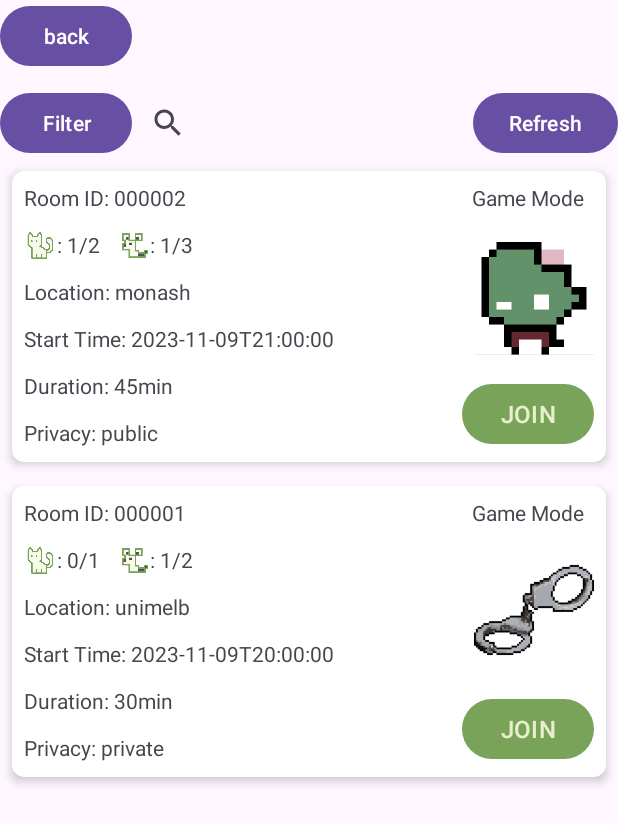
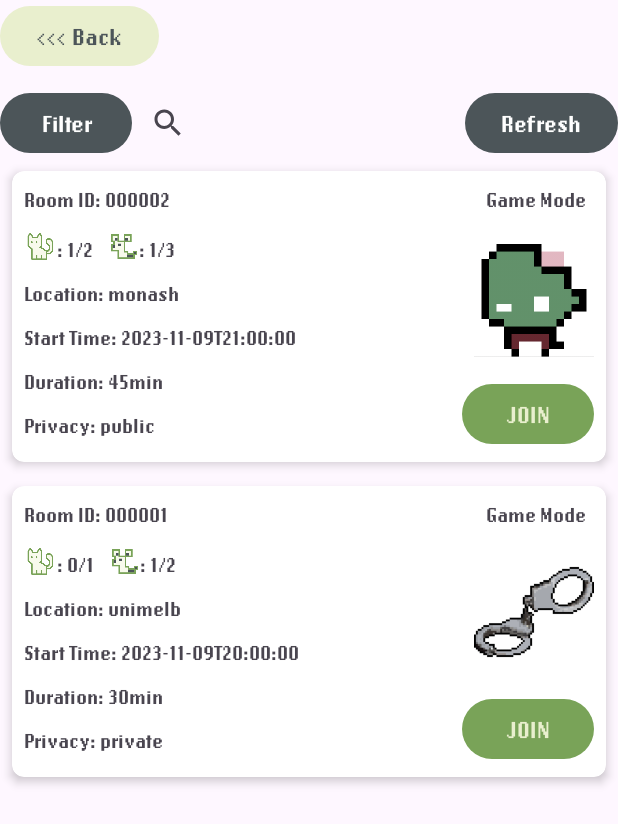
Before and after one commit to ChenghaoLyu/Mobile-T05-G04, an Android app: the Create_joinGame_page screen opened directly, with no data from a screen before it, on a phone screen of 412 x 824 dp. Shown: the top 824 px of the screen. Run offline under Robolectric (Android 15) with nearby library versions, the phone set to English and light mode, and no system bars.

Commit message:
Edit user interface format

```diff
--- a/G04Project/app/src/main/res/layout/activity_create_joingame_page.xml
+++ b/G04Project/app/src/main/res/layout/activity_create_joingame_page.xml
@@ -10,14 +10,19 @@
         android:id="@+id/backButton"
         android:layout_width="wrap_content"
         android:layout_height="wrap_content"
-        android:text="back"
+        android:text="@string/back"
+        android:fontFamily="@font/lores15_bold"
         app:layout_constraintStart_toStartOf="parent"
-        app:layout_constraintTop_toTopOf="parent" />
+        app:layout_constraintTop_toTopOf="parent"
+        android:textSize="16sp"
+        android:textColor="@color/grey"
+        app:backgroundTint="@color/light_green" />
 
     <SearchView
         android:id="@+id/searchView"
         android:layout_width="0dp"
         android:layout_height="wrap_content"
+        android:fontFamily="@font/lores15_bold"
         android:queryHint="Search room ID here..."
         app:layout_constraintStart_toEndOf="@id/filterButton"
         app:layout_constraintEnd_toStartOf="@id/refreshButton"
@@ -27,19 +32,27 @@
         android:id="@+id/refreshButton"
         android:layout_width="wrap_content"
         android:layout_height="wrap_content"
+        android:fontFamily="@font/lores15_bold"
         android:text="Refresh"
         app:layout_constraintStart_toEndOf="@id/searchView"
         app:layout_constraintEnd_toEndOf="parent"
-        app:layout_constraintTop_toTopOf="@id/filterButton" />
+        app:layout_constraintTop_toTopOf="@id/filterButton"
+        android:textSize="16sp"
+        android:textColor="@color/white"
+        app:backgroundTint="@color/grey"/>
     <Button
         android:id="@+id/filterButton"
         android:layout_width="wrap_content"
         android:layout_height="wrap_content"
         android:layout_gravity="start"
+        android:fontFamily="@font/lores15_bold"
         android:text="Filter"
         app:layout_constraintStart_toStartOf="parent"
         app:layout_constraintTop_toBottomOf="@id/backButton"
-        android:layout_marginTop="10dp" />
+        android:layout_marginTop="10dp"
+        android:textSize="16sp"
+        android:textColor="@color/white"
+        app:backgroundTint="@color/grey" />
 
     <androidx.constraintlayout.widget.Guideline
         android:id="@+id/guideline"
--- a/G04Project/app/src/main/res/layout/item_room.xml
+++ b/G04Project/app/src/main/res/layout/item_room.xml
@@ -18,6 +18,7 @@
             android:layout_width="0dp"
             android:layout_height="wrap_content"
             android:text="Room ID: 123"
+            android:fontFamily="@font/lores15_bold"
             app:layout_constraintEnd_toStartOf="@id/gameModeImage"
             app:layout_constraintStart_toStartOf="parent"
             app:layout_constraintTop_toTopOf="parent"
@@ -38,6 +39,7 @@
             android:layout_height="wrap_content"
             android:layout_marginTop="12dp"
             android:text=": 1/2    "
+            android:fontFamily="@font/lores15_bold"
             app:layout_constraintHorizontal_bias="1.0"
             app:layout_constraintStart_toEndOf="@id/catSymbol"
             app:layout_constraintTop_toBottomOf="@id/roomId" />
@@ -57,6 +59,7 @@
             android:layout_height="wrap_content"
             android:layout_marginTop="12dp"
             android:text=": 4/5"
+            android:fontFamily="@font/lores15_bold"
             app:layout_constraintHorizontal_bias="1.0"
             app:layout_constraintStart_toEndOf="@id/mouseSymbol"
             app:layout_constraintEnd_toStartOf="@id/gameModeImage"
@@ -65,8 +68,9 @@
             android:id="@+id/location"
             android:layout_width="0dp"
             android:layout_height="wrap_content"
-            android:layout_marginTop="12dp"
+            android:layout_marginTop="8dp"
             android:text="Location: Central Park"
+            android:fontFamily="@font/lores15_bold"
             app:layout_constraintEnd_toStartOf="@id/gameModeImage"
             app:layout_constraintHorizontal_bias="1.0"
             app:layout_constraintStart_toStartOf="parent"
@@ -76,8 +80,9 @@
             android:id="@+id/startTime"
             android:layout_width="0dp"
             android:layout_height="wrap_content"
-            android:layout_marginTop="12dp"
+            android:layout_marginTop="8dp"
             android:text="Start Time: 3:00 PM"
+            android:fontFamily="@font/lores15_bold"
             app:layout_constraintEnd_toStartOf="@id/gameModeImage"
             app:layout_constraintHorizontal_bias="1.0"
             app:layout_constraintStart_toStartOf="parent"
@@ -87,8 +92,9 @@
             android:id="@+id/duration"
             android:layout_width="0dp"
             android:layout_height="wrap_content"
-            android:layout_marginTop="12dp"
+            android:layout_marginTop="8dp"
             android:text="Duration: 1 hour"
+            android:fontFamily="@font/lores15_bold"
             app:layout_constraintEnd_toStartOf="@id/gameModeImage"
             app:layout_constraintStart_toStartOf="parent"
             app:layout_constraintTop_toBottomOf="@id/startTime" />
@@ -97,8 +103,9 @@
             android:id="@+id/privacy"
             android:layout_width="0dp"
             android:layout_height="wrap_content"
-            android:layout_marginTop="12dp"
+            android:layout_marginTop="8dp"
             android:text="Privacy: Public"
+            android:fontFamily="@font/lores15_bold"
             app:layout_constraintEnd_toStartOf="@id/gameModeImage"
             app:layout_constraintStart_toStartOf="parent"
             app:layout_constraintTop_toBottomOf="@id/duration" />
@@ -108,6 +115,7 @@
             android:layout_width="wrap_content"
             android:layout_height="wrap_content"
             android:text="Game Mode  "
+            android:fontFamily="@font/lores15_bold"
             app:layout_constraintEnd_toEndOf="parent"
             app:layout_constraintBaseline_toBaselineOf="@id/roomId" />
 
@@ -125,6 +133,7 @@
             android:layout_width="wrap_content"
             android:layout_height="wrap_content"
             android:text="JOIN"
+            android:fontFamily="@font/lores15_bold"
             android:textSize="16sp"
             android:textColor="@color/light_green"
             app:backgroundTint="@color/dark_green"
```
Also changed, not shown: G04Project/app/src/main/res/layout/activity_display_gameroom.xml (+19 -7 lines).
